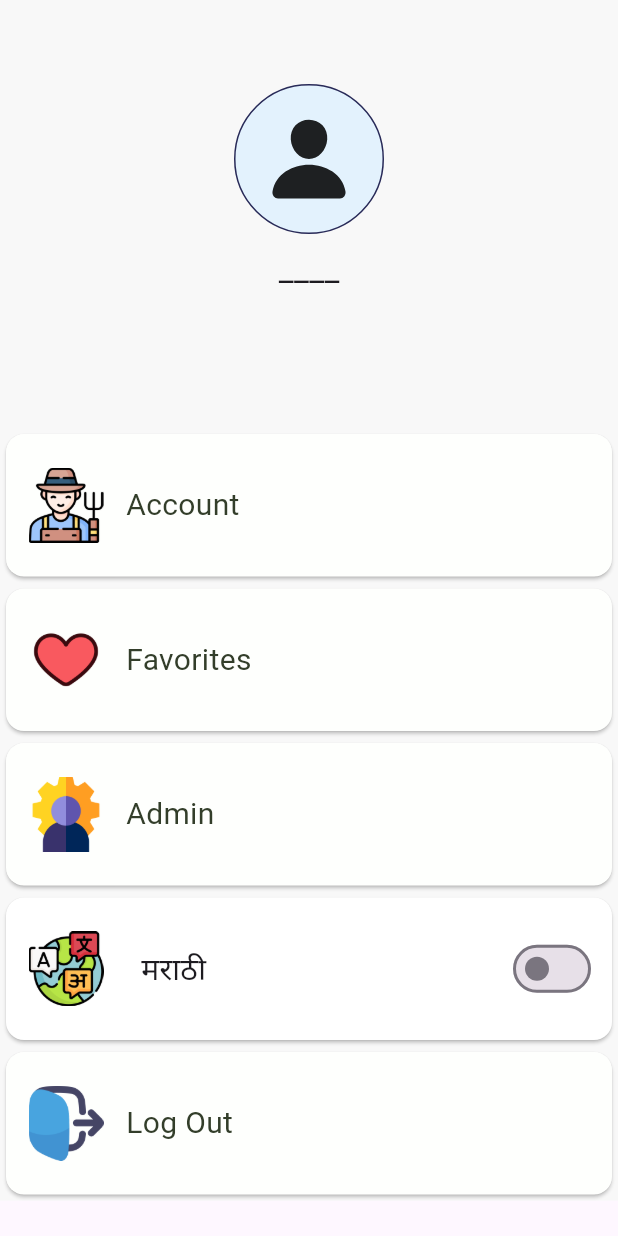
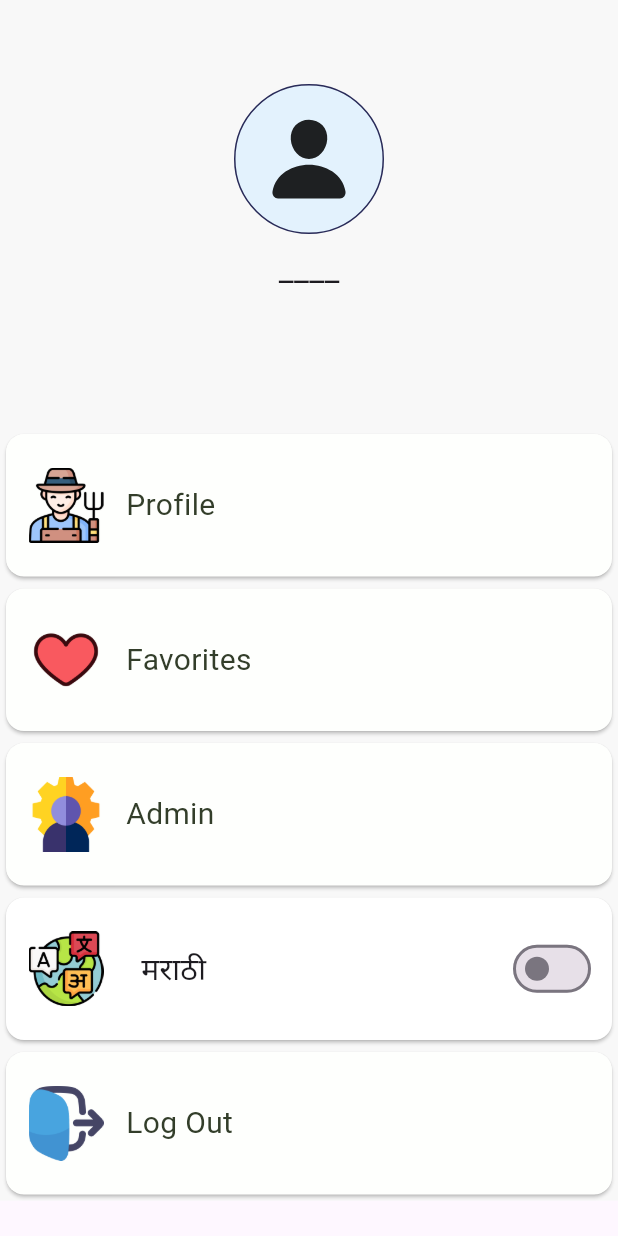
Before and after one commit to jack8096/AgriLease, a Flutter app: the ProfilePage screen opened directly, on a phone screen of 412 x 824 dp. Run offline on Flutter 3.47's test engine with Material 3 defaults, Android fonts, the phone set to English and light mode, and no system bars; our stand-ins replace auto_size_text, cloud_firestore, firebase_auth, firebase_core, firebase_database, firebase_storage and 5 more; missing offline and left inert: scrollable_clean_calendar; accounts and stored records are empty; generated files the repository leaves out were written again.

Commit message:
profile changes

```diff
--- a/lib/l10n/app_en.arb
+++ b/lib/l10n/app_en.arb
@@ -4,7 +4,7 @@
     "tagCategory":"Category",
     "tagRecent":"Recent",
     "tagAll":"All",
-
+    "tagAccount":"Account",
     "tagProfile":"Profile",
     "tagContact":"Contact",
     "tagAddress":"Address",
--- a/lib/l10n/app_mr.arb
+++ b/lib/l10n/app_mr.arb
@@ -5,6 +5,7 @@
     "tagRecent":"नवीन",
     "tagAll":"सर्व पहा",
 
+    "tagAccount":"खाते",
     "tagProfile":"प्रोफाइल",
     "tagContact":"संपर्क",
     "tagAddress":"पत्ता",
--- a/lib/main.dart
+++ b/lib/main.dart
@@ -139,7 +139,7 @@ final List<Widget> pages = [HomePage(), const ChatsPage(), const MyAdsPage(), co
       BottomNavigationBarItem(icon: const Icon(Ionicons.home_outline   ), label: AppLocalizations.of(context)!.tagHome),
       BottomNavigationBarItem(icon: const Icon(Ionicons.chatbox_outline), label: AppLocalizations.of(context)!.tagChat),
       BottomNavigationBarItem(icon: const Icon(Ionicons.heart_outline  ), label: AppLocalizations.of(context)!.tagMyAds),
-      BottomNavigationBarItem(icon: const Icon(Ionicons.person_outline ), label: AppLocalizations.of(context)!.tagProfile),
+      BottomNavigationBarItem(icon: const Icon(Ionicons.person_outline ), label: AppLocalizations.of(context)!.tagAccount),
       ]);
   }
 }
--- a/lib/pages/profile_page.dart
+++ b/lib/pages/profile_page.dart
@@ -60,7 +60,7 @@ double thicknessDivider = 1;
             const AspectRatio(aspectRatio: 5, child: SizedBox(),),
             ListView(shrinkWrap: true, physics: const NeverScrollableScrollPhysics(), children:  [
               //dividerCommonCardProfile(),
-              CommonCardProfile(icon: "assets/profilePageIcons/farmer.png", title: "Account", onTap: (){  Navigator.of(context).push( MaterialPageRoute(builder: (context){return const Profile();}) );  }),
+              CommonCardProfile(icon: "assets/profilePageIcons/farmer.png", title: "Profile", onTap: (){  Navigator.of(context).push( MaterialPageRoute(builder: (context){return const Profile();}) );  }),
 
               //dividerCommonCardProfile(),
               CommonCardProfile(icon: "assets/profilePageIcons/heart.png", title: "Favorites", onTap: (){        Navigator.of(context).push(MaterialPageRoute(builder: (context){return const FavoratesPage();} )  ); } ),
```
